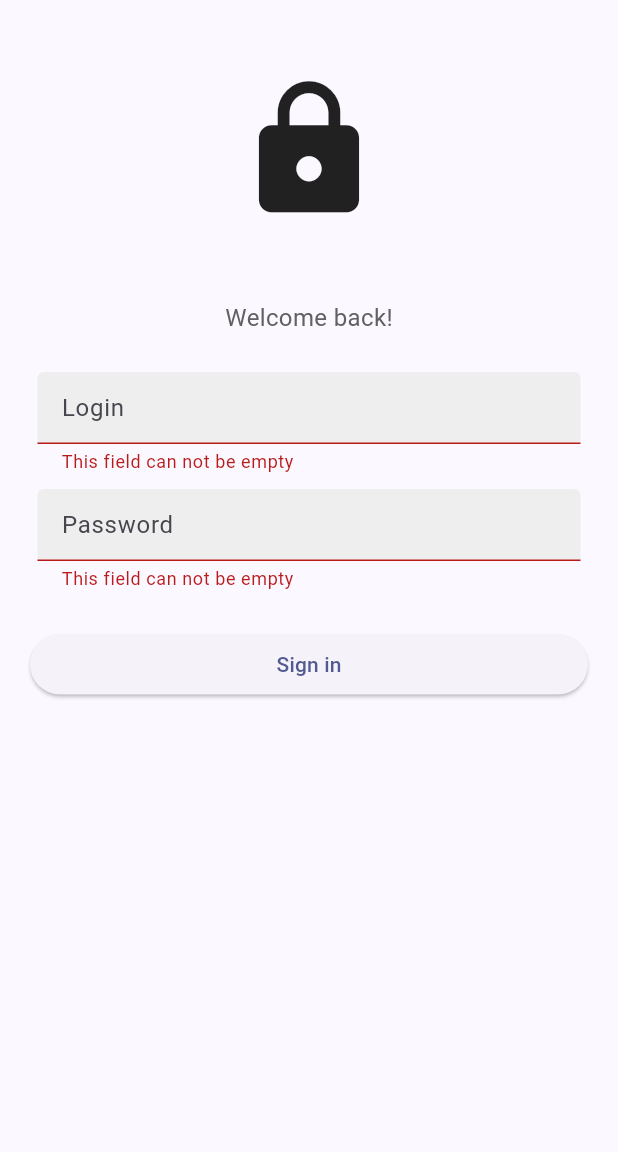
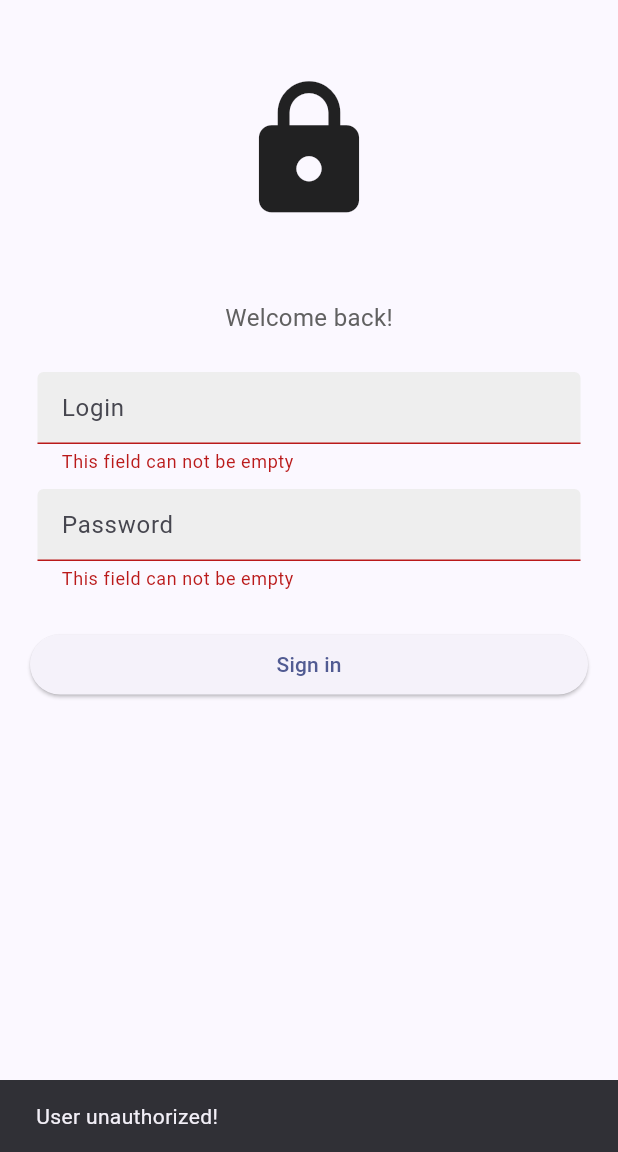
Before and after one commit to WiktorOgrodnik/vhome-app, a Flutter app: the screen it shows after launch, after a tap on "Sign in", on a phone screen of 412 x 824 dp, the part 84-1236 px from its top. Run offline on Flutter 3.47's test engine with Material 3 defaults, Android fonts, the phone set to English and light mode, and no system bars; missing offline and left inert: flutter_session_manager.

Commit message:
Adds ability to select group

```diff
--- a/lib/auth.dart
+++ b/lib/auth.dart
@@ -1,44 +1,61 @@
 import 'dart:async';
+
+import 'package:flutter_session_manager/flutter_session_manager.dart';
+import 'package:vhome_frontend/service/group.dart';
+import 'package:vhome_frontend/service/user.dart';
 
 enum AuthState {
   pending,
   unauthenticated,
-  authenticated,
+  groupUnselected,
+  groupSelected,
 }
 
 class Auth {
   static final Auth _instance = Auth._internal();
   factory Auth() => _instance;
   Auth._internal() {
-    _authStateController.add(AuthState.unauthenticated); // Initial state
-    // Simulate an authentication check
+    _authStateController.add(AuthState.unauthenticated);
     _checkAuthStatus();
   }
 
   final _authStateController = StreamController<AuthState>.broadcast();
 
-  // Expose the stream
   Stream<AuthState> get authState$ => _authStateController.stream;
 
   void _checkAuthStatus() async {
-    // Simulate a delay for checking auth status
     await Future.delayed(Duration(milliseconds: 50));
-    // This is where you would check if the user is authenticated
-    // For demonstration, let's assume the user is unauthenticated
     _authStateController.add(AuthState.unauthenticated);
   }
 
-  Future<void> login(String username, String password) async {
+  Future<bool> login(String username, String password) async {
     _authStateController.add(AuthState.pending);
-    // Simulate a login delay
-    // Here, you would verify the username and password
-    // For demonstration, let's assume login is successful
-    _authStateController.add(AuthState.authenticated);
+    var user = await UserService().getAuthToken(username, password);
+    if (user == null) {
+      _authStateController.add(AuthState.unauthenticated);
+      return false;
+    }
+
+    await SessionManager().set("user.token", user.token);
+
+    _authStateController.add(AuthState.groupUnselected);
+    return true;
+  }
+
+  Future<void> selectGroup(int groupId) async {
+    _authStateController.add(AuthState.pending);
+    var user = await UserService().selectGroup(groupId);
+    if (user == null) {
+      _authStateController.add(AuthState.groupUnselected);
+      return;
+    }
+
+    await SessionManager().set("user.token", user.token);
+
+    _authStateController.add(AuthState.groupSelected);
   }
 
   Future<void> logout() async {
-    // Simulate a logout delay
-    // After logging out, update the state
     _authStateController.add(AuthState.unauthenticated);
   }
 
--- a/lib/forms/login.dart
+++ b/lib/forms/login.dart
@@ -6,8 +6,6 @@ import 'package:http/http.dart';
 import 'package:vhome_frontend/auth.dart';
 import 'package:vhome_frontend/components/buttons.dart';
 import 'package:vhome_frontend/components/fields.dart';
-import 'package:vhome_frontend/consts/api_url.dart';
-import 'package:vhome_frontend/models/user.dart';
 
 class LoginForm extends StatefulWidget {
   const LoginForm({super.key});
@@ -38,44 +36,14 @@ class LoginFormState extends State<LoginForm> {
 
   void onPressed() async {
     if (_formKey.currentState!.validate()) {
-      var response = await post(
-        Uri.parse("$apiUrl/login"),
-        body: jsonEncode({
-          'username': username.text,
-          'password': password.text,
-        }),
-        headers: {
-          "Accept": "application/json",
-          "content-type":"application/json"
-        },
-      );
+      var result = await Auth().login(username.text, password.text);
 
-      if (response.statusCode == 200) {
-        var user = User.fromJson(jsonDecode(response.body));
-        var token = user.token;
-
-        await SessionManager().set("user.token", token);
-
-        scafforMessage("User logged in! Msg: ${response.body}");
-
-        var response2 = await get(
-          Uri.parse("$apiUrl/group/select/1"),
-          headers: {
-            "Authorization": token,
-          },
-        );
-
-        if (response2.statusCode != 200) {
-          scafforMessage("Set group failed!");
-        } else {
-          var user = User.fromJson(jsonDecode(response2.body));
-          var token = user.token;
-          await SessionManager().set("user.token", token);
-          await Auth().login(username.text, password.text);
-        }
-      } else {
+      if (!result) {
         scafforMessage("User unauthorized!");
       }
+
+    } else {
+      scafforMessage("User unauthorized!");
     }
   }
 
--- a/lib/main.dart
+++ b/lib/main.dart
@@ -4,6 +4,7 @@ import 'package:http/http.dart' as http;
 import 'package:flutter/material.dart';
 import 'package:provider/provider.dart';
 import 'package:vhome_frontend/auth.dart';
+import 'package:vhome_frontend/views/groups.dart';
 import 'package:vhome_frontend/views/login.dart';
 import 'package:vhome_frontend/views/taskset.dart';
 
@@ -94,7 +95,9 @@ class AuthGuard extends StatelessWidget {
         switch (snapshot.data) {
           case AuthState.unauthenticated:
             return LoginScreen();
-          case AuthState.authenticated:
+          case AuthState.groupUnselected:
+            return GroupSelectionScreen();
+          case AuthState.groupSelected:
             return HomePage();
           default:
             return CircularProgressIndicator();
--- /dev/null
+++ b/lib/service/user.dart
@@ -0,0 +1,49 @@
+import 'dart:async';
+import 'dart:convert';
+
+import 'package:vhome_frontend/consts/api_url.dart';
+import 'package:vhome_frontend/models/user.dart';
+import 'package:flutter_session_manager/flutter_session_manager.dart';
+import 'package:http/http.dart';
+
+class UserService {
+  static final UserService _instance = UserService._internal();
+  factory UserService() => _instance;
+  UserService._internal();
+
+  Future<User?> getAuthToken(String username, String password) async {
+    var response = await post(
+      Uri.parse("$apiUrl/login"),
+      body: jsonEncode({
+        'username': username,
+        'password': password,
+      }),
+      headers: {
+        "Accept": "application/json",
+        "content-type":"application/json"
+      },
+    );
+
+    return response.statusCode == 200 ?
+      User.fromJson(jsonDecode(response.body)) :
+      null;
+  }
+
+  Future<User?> selectGroup(int groupId) async {
+    var uri = Uri.parse("$apiUrl/group/select/$groupId");
+    var token = await SessionManager().get('user.token');
+
+    var response = await get(uri, headers: { 'Authorization': token });
+
+    return response.statusCode == 200 ?
+      User.fromJson(jsonDecode(response.body)) :
+      null;
+  }
+
+  Future<int> logout(int taskId) async {
+    var uri = Uri.parse("$apiUrl/logout");
+    var token = await SessionManager().get('user.token');
+
+    return 200;
+  }
+}
```
Also changed, not shown: lib/models/group.dart (added, +23 -0 lines), lib/service/group.dart (added, +14 -0 lines), lib/views/groups.dart (added, +86 -0 lines).
